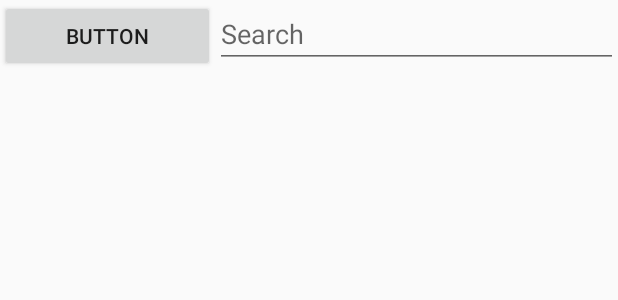
After one commit to Paul-Haley/CC, an Android app: the layout activity_discount.xml on its own in the app's theme, with its tools: preview values and no code run, on a phone screen of 412 x 824 dp. The commit adds this screen. Shown: the top 300 px of the screen. Run offline under Robolectric (Android 15) with nearby library versions, the phone set to English and light mode, and no system bars.

Commit message:
Added discounts screen

```diff
--- a/app/src/main/AndroidManifest.xml
+++ b/app/src/main/AndroidManifest.xml
@@ -48,10 +48,14 @@
             android:name=".SettingsActivity"
             android:label="Settings"
             android:parentActivityName=".MainActivity" />
+        <activity android:name=".DiscountActivity"
+            android:label="Your Discounts"
+            android:parentActivityName=".MainActivity" />
         <activity
             android:name="com.journeyapps.barcodescanner.CaptureActivity"
             android:screenOrientation="portrait"
             tools:replace="screenOrientation" />
+
     </application>
 
 </manifest>
--- a/app/src/main/java/cchapy/cc/MainActivity.java
+++ b/app/src/main/java/cchapy/cc/MainActivity.java
@@ -61,4 +61,10 @@
         Intent intent = new Intent(this, SettingsActivity.class);
         startActivity(intent);
     }
+
+    public void viewDiscounts(View view) {
+        //Create view Settings intent
+        Intent intent = new Intent(this, DiscountActivity.class);
+        startActivity(intent);
+    }
 }
--- /dev/null
+++ b/app/src/main/res/layout/activity_discount.xml
@@ -0,0 +1,32 @@
+<?xml version="1.0" encoding="utf-8"?>
+<LinearLayout xmlns:android="http://schemas.android.com/apk/res/android"
+    xmlns:app="http://schemas.android.com/apk/res-auto"
+    xmlns:tools="http://schemas.android.com/tools"
+    android:layout_width="match_parent"
+    android:layout_height="match_parent"
+    tools:context="cchapy.cc.DiscountActivity">
+
+    <LinearLayout
+        android:layout_width="match_parent"
+        android:layout_height="wrap_content"
+        android:focusableInTouchMode="true"
+        android:orientation="horizontal">
+
+        <Button
+            android:id="@+id/Discount_Sort"
+            android:layout_width="wrap_content"
+            android:layout_height="wrap_content"
+            android:layout_weight="1"
+            android:text="Button" />
+
+        <EditText
+            android:id="@+id/Discount_Search"
+            android:layout_width="wrap_content"
+            android:layout_height="wrap_content"
+            android:layout_weight="1"
+            android:ems="10"
+            android:hint="Search"
+            android:inputType="text" />
+
+    </LinearLayout>
+</LinearLayout>
--- a/app/src/main/res/layout/activity_main.xml
+++ b/app/src/main/res/layout/activity_main.xml
@@ -124,6 +124,7 @@
         android:layout_height="70dp"
         android:scaleType="fitEnd"
         android:src="@drawable/icon_discount"
+        android:onClick="viewDiscounts"
         app:layout_constraintBottom_toTopOf="@+id/Label_Discounts"
         app:layout_constraintLeft_toLeftOf="@+id/Label_Shop"
         app:layout_constraintRight_toRightOf="@+id/Label_Shop"
--- a/app/src/main/res/layout/activity_shop.xml
+++ b/app/src/main/res/layout/activity_shop.xml
@@ -47,7 +47,8 @@
                     <LinearLayout
                         android:layout_width="match_parent"
                         android:layout_height="wrap_content"
-                        android:orientation="horizontal">
+                        android:orientation="horizontal"
+                        android:focusableInTouchMode="true">
 
                         <Button
                             android:id="@+id/Avatar_Sort"
```
Also changed, not shown: app/src/main/java/cchapy/cc/DiscountActivity.java (added, +13 -0 lines).
